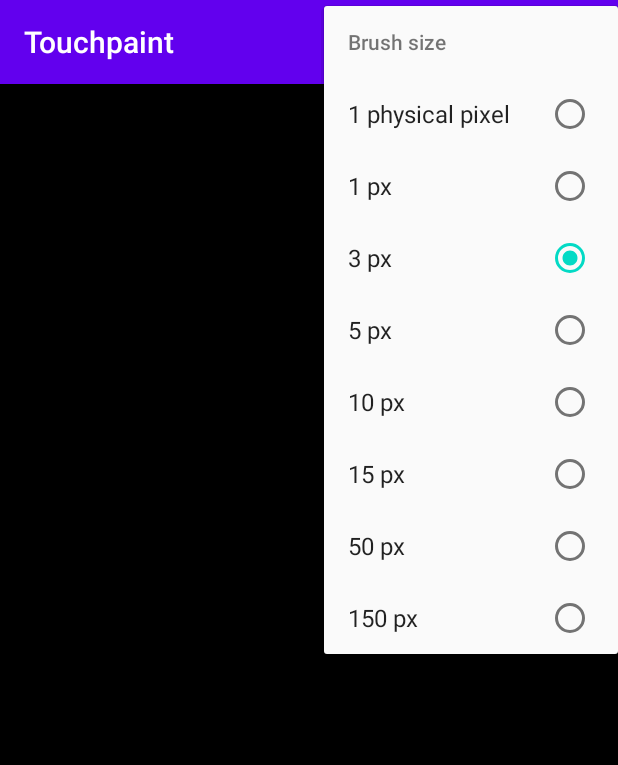
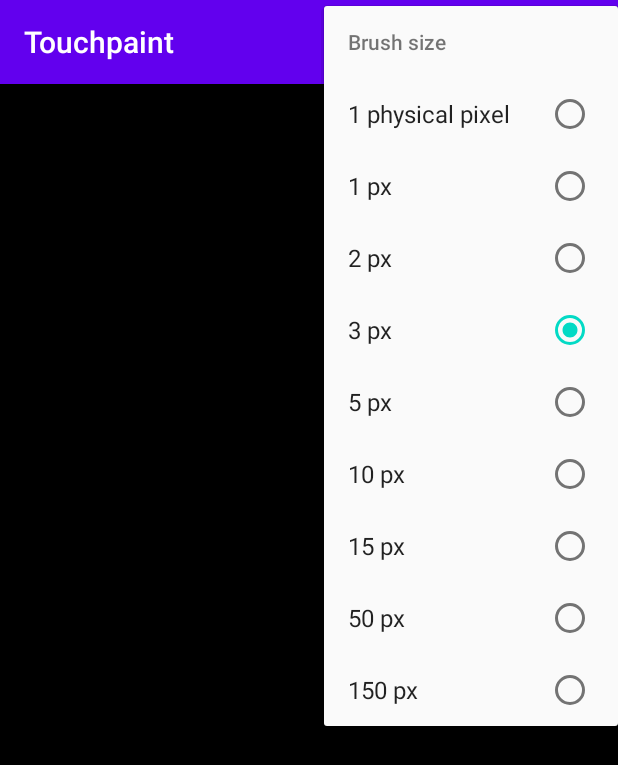
Before and after one commit to kdrag0n/touchpaint-android, an Android app: the screen it shows after launch (MainActivity), in the options menu, after a tap on "Brush size", on a phone screen of 412 x 824 dp. Shown: the top 765 px of the screen. Run offline under Robolectric (Android 15) with nearby library versions, the phone set to English and light mode, and no system bars.

Commit message:
Add 2dp brush size option

```diff
--- a/app/src/main/java/dev/kdrag0n/touchpaint/MainActivity.kt
+++ b/app/src/main/java/dev/kdrag0n/touchpaint/MainActivity.kt
@@ -33,6 +33,7 @@ class MainActivity : AppCompatActivity() {
                 // Brush sizes
                 R.id.brush_size_physical_1px -> setBrushSizePx(1f)
                 R.id.brush_size_1px -> setBrushSize(1f)
+                R.id.brush_size_2px -> setBrushSize(2f)
                 R.id.brush_size_3px -> setBrushSize(3f)
                 R.id.brush_size_5px -> setBrushSize(5f)
                 R.id.brush_size_10px -> setBrushSize(10f)
--- a/app/src/main/res/menu/paint_menu.xml
+++ b/app/src/main/res/menu/paint_menu.xml
@@ -23,6 +23,8 @@
                     android:title="@string/size_physical_1px" />
                 <item android:id="@+id/brush_size_1px"
                     android:title="@string/size_1px" />
+                <item android:id="@+id/brush_size_2px"
+                    android:title="@string/size_2px" />
                 <item android:id="@+id/brush_size_3px"
                     android:title="@string/size_3px"
                     android:checked="true" />
--- a/app/src/main/res/values/strings.xml
+++ b/app/src/main/res/values/strings.xml
@@ -24,4 +24,5 @@
     <string name="clear_delay">Clear delay</string>
     <string name="clear_delay_100ms">100 ms</string>
     <string name="size_physical_1px">1 physical pixel</string>
+    <string name="size_2px">2 px</string>
 </resources>
```
